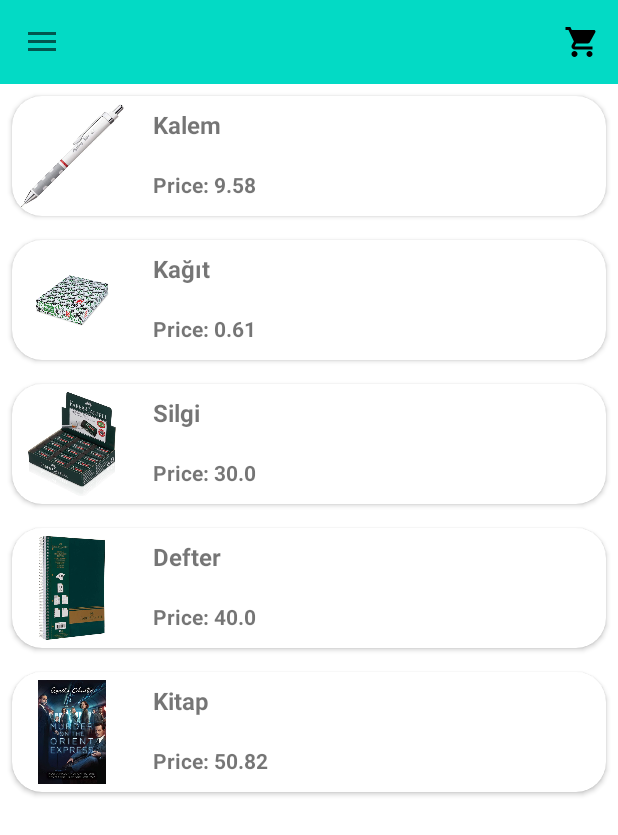
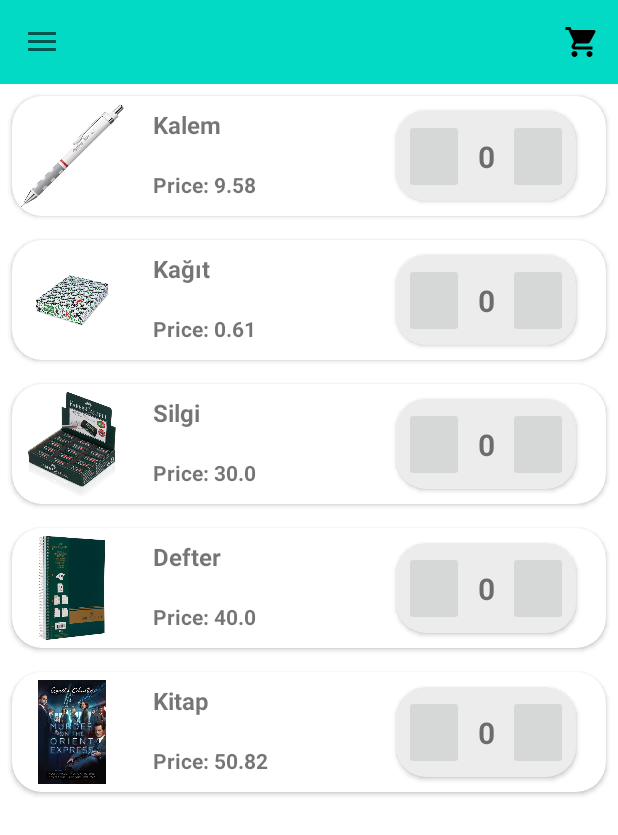
Before and after one commit to umutaykol/ShoppingApplication, an Android app: the screen it shows after launch (MainActivity), on a phone screen of 412 x 824 dp. Shown: the top 835 px of the screen. Run offline under Robolectric (Android 15) with nearby library versions, the phone set to English and light mode, and no system bars; our stand-ins replace Dagger/Hilt's generated code, Room's generated code, data binding; 1 statement that could not run was skipped.

Commit message:
Item Substraction And Addition Processes Added

```diff
--- a/app/src/main/java/com/umut/shoppingapplication/adapters/NoteItemClickListener.kt
+++ b/app/src/main/java/com/umut/shoppingapplication/adapters/NoteItemClickListener.kt
@@ -5,8 +5,8 @@ import com.umut.shoppingapplication.models.Product
 
 interface NoteItemClickListener {
 
-    fun cardLongClick(view: View, note: Product, position: Int): Boolean
+    fun addProductClicked(view: View, product: Product, position: Int)
 
-    fun cardOnClick(view: View, note: Product, position: Int)
+    fun subProductClicked(view: View, product: Product, position: Int)
 
 }
--- a/app/src/main/java/com/umut/shoppingapplication/models/Product.kt
+++ b/app/src/main/java/com/umut/shoppingapplication/models/Product.kt
@@ -13,4 +13,5 @@ data class Product(
     @PrimaryKey var id: String = UUID.randomUUID().toString(),
     @ColumnInfo(name = "name") var productName: String = "",
     @ColumnInfo(name = "price") var productPrice: Float = 0F,
+    @ColumnInfo(name = "count") var productCount: Int = 0,
 ) : Parcelable
--- a/app/src/main/java/com/umut/shoppingapplication/ui/fragments/OrdersFragment.kt
+++ b/app/src/main/java/com/umut/shoppingapplication/ui/fragments/OrdersFragment.kt
@@ -6,8 +6,6 @@ import android.view.View
 import android.view.ViewGroup
 import androidx.fragment.app.Fragment
 import androidx.fragment.app.viewModels
-import androidx.lifecycle.viewmodel.compose.viewModel
-import com.umut.shoppingapplication.R
 import com.umut.shoppingapplication.databinding.FragmentOrdersBinding
 import com.umut.shoppingapplication.ui.viewmodels.OrdersFragmentViewModel
 
--- a/app/src/main/java/com/umut/shoppingapplication/ui/fragments/ShoppingFragment.kt
+++ b/app/src/main/java/com/umut/shoppingapplication/ui/fragments/ShoppingFragment.kt
@@ -16,12 +16,16 @@ import com.umut.shoppingapplication.adapters.ProductsRecyclerViewAdapter
 import com.umut.shoppingapplication.databinding.FragmentShoppingBinding
 import com.umut.shoppingapplication.models.Product
 import com.umut.shoppingapplication.ui.viewmodels.ShoppingFragmentViewModel
+import com.umut.shoppingapplication.utils.showShortToast
 import dagger.hilt.android.AndroidEntryPoint
 
 @AndroidEntryPoint
 class ShoppingFragment : Fragment(), NoteItemClickListener {
 
+    private val productsRecyclerViewAdapter = ProductsRecyclerViewAdapter(this)
+
     lateinit var binding: FragmentShoppingBinding
+
     val shoppingFragmentViewModel: ShoppingFragmentViewModel by viewModels()
 
     override fun onCreateView(
@@ -30,10 +34,7 @@ class ShoppingFragment : Fragment(), NoteItemClickListener {
     ): View {
         binding = FragmentShoppingBinding.inflate(inflater, container, false)
 
-        setHasOptionsMenu(true)
-        (activity as AppCompatActivity).setSupportActionBar(binding.toolbar.root)
-
-        configureListeners()
+        configureOptionMenuAndActionBarSupporting()
         configureNavigationDrawer()
         // This should call after Navigation Drawer Configured
         configureNavigationItemSelected()
@@ -43,13 +44,21 @@ class ShoppingFragment : Fragment(), NoteItemClickListener {
         return binding.root
     }
 
+    private fun configureOptionMenuAndActionBarSupporting() {
+        setHasOptionsMenu(true)
+        (activity as AppCompatActivity).setSupportActionBar(binding.toolbar.root)
+
+    }
+
     private fun configureProductsRecyclerView() {
-        val adapter = ProductsRecyclerViewAdapter(this)
+        binding.productsRecyclerView.adapter = productsRecyclerViewAdapter
+        binding.productsRecyclerView.layoutManager = LinearLayoutManager(
+            requireContext(),
+            LinearLayoutManager.VERTICAL,
+            false
+        )
 
-        binding.productsRecyclerView.adapter = adapter
-        binding.productsRecyclerView.layoutManager = LinearLayoutManager(requireContext(), LinearLayoutManager.VERTICAL, false)
-
-        adapter.differ.submitList(
+        productsRecyclerViewAdapter.differ.submitList(
             mutableListOf(
                 Product(productName = "Kalem", productPrice = 9.58F),
                 Product(productName = "Kağıt", productPrice = 0.61F),
@@ -59,8 +68,7 @@ class ShoppingFragment : Fragment(), NoteItemClickListener {
             )
         )
 
-        adapter.notifyDataSetChanged()
-
+        productsRecyclerViewAdapter.notifyDataSetChanged()
     }
 
 
@@ -96,22 +104,12 @@ class ShoppingFragment : Fragment(), NoteItemClickListener {
         return when (item.itemId) {
             R.id.shopping_cart -> {
                 navigateToShoppingCart()
-                return true
+                true
             }
             else -> {
-                return true
+                true
             }
         }
-    }
-
-    private fun configureListeners() {
-        configureClickListeners()
-    }
-
-    private fun configureClickListeners() {
-//        binding.button.setOnClickListener {
-//            navigateToShoppingCart()
-//        }
     }
 
     private fun navigateToShoppingCart() {
@@ -126,12 +124,33 @@ class ShoppingFragment : Fragment(), NoteItemClickListener {
         ).navigate(R.id.action_shoppingFragment_to_ordersFragment)
     }
 
-    override fun cardLongClick(view: View, note: Product, position: Int): Boolean {
-        TODO("Not yet implemented")
+    override fun addProductClicked(view: View, product: Product, position: Int) {
+        productAddedToCart(product, position)
     }
 
-    override fun cardOnClick(view: View, note: Product, position: Int) {
-        TODO("Not yet implemented")
+    override fun subProductClicked(view: View, product: Product, position: Int) {
+        productSubtractedFromCart(product, position)
+    }
+
+    private fun productAddedToCart(product: Product, position: Int) {
+        var productCount = productsRecyclerViewAdapter.differ.currentList[position].productCount
+        if (productCount in 0..4) {
+            productsRecyclerViewAdapter.differ.currentList[position].productCount += 1
+            productsRecyclerViewAdapter.notifyItemChanged(position)
+        } else {
+            showShortToast(requireContext(), "Aynı üründen sepete 5'ten fazla ekleyemezsiniz.")
+        }
+    }
+
+    private fun productSubtractedFromCart(product: Product, position: Int) {
+        var productCount = productsRecyclerViewAdapter.differ.currentList[position].productCount
+        if (productCount in 1..5) {
+            productsRecyclerViewAdapter.differ.currentList[position].productCount -= 1
+            productsRecyclerViewAdapter.notifyItemChanged(position)
+        } else {
+            showShortToast(requireContext(), "Sepetinizde ürün bulunmamaktadır.")
+        }
+
     }
 
 }
--- /dev/null
+++ b/app/src/main/java/com/umut/shoppingapplication/utils/UtilFunctions.kt
@@ -0,0 +1,13 @@
+package com.umut.shoppingapplication.utils
+
+import android.content.Context
+import android.widget.Toast
+
+
+fun showLongToast(context: Context, message: String) {
+    Toast.makeText(context, message, Toast.LENGTH_LONG).show()
+}
+
+fun showShortToast(context: Context, message: String) {
+    Toast.makeText(context, message, Toast.LENGTH_SHORT).show()
+}
--- a/app/src/main/res/layout/product_item.xml
+++ b/app/src/main/res/layout/product_item.xml
@@ -19,6 +19,8 @@
 
     </data>
 
+    <!--        android:onClick="@{(view) -> on_click_listener.cardOnClick(view, product, position)}"-->
+    <!--        android:onLongClick="@{(view) -> on_click_listener.cardLongClick(view, product, position)}"-->
     <androidx.cardview.widget.CardView
         android:id="@+id/note_card"
         android:layout_width="match_parent"
@@ -28,8 +30,6 @@
         android:clickable="true"
         android:focusable="true"
         android:foreground="?android:attr/selectableItemBackground"
-        android:onClick="@{(view) -> on_click_listener.cardOnClick(view, product, position)}"
-        android:onLongClick="@{(view) -> on_click_listener.cardLongClick(view, product, position)}"
         app:cardCornerRadius="20dp">
 
         <androidx.constraintlayout.widget.ConstraintLayout
@@ -41,8 +41,8 @@
                 android:id="@+id/product_image_view"
                 android:layout_width="80dp"
                 android:layout_height="80dp"
+                android:padding="5dp"
                 android:scaleType="fitCenter"
-                android:padding="5dp"
                 android:src="@drawable/ic_launcher_background"
                 app:layout_constraintBottom_toBottomOf="parent"
                 app:layout_constraintStart_toStartOf="parent"
@@ -73,11 +73,62 @@
                 android:layout_marginTop="8dp"
                 android:maxLines="2"
                 android:text="Price: 0₺"
-                app:setAsTextofProductPrice="@{product}"
                 android:textStyle="bold"
                 app:layout_constraintBottom_toBottomOf="parent"
                 app:layout_constraintStart_toEndOf="@+id/product_image_view"
-                app:layout_constraintTop_toBottomOf="@+id/product_name_text_view" />
+                app:layout_constraintTop_toBottomOf="@+id/product_name_text_view"
+                app:setAsTextofProductPrice="@{product}" />
+
+
+            <androidx.cardview.widget.CardView
+                android:layout_width="120dp"
+                android:layout_height="60dp"
+                android:layout_marginEnd="20dp"
+                android:backgroundTint="@color/light_gray"
+                app:cardCornerRadius="20dp"
+                app:layout_constraintBottom_toBottomOf="parent"
+                app:layout_constraintEnd_toEndOf="parent"
+                app:layout_constraintTop_toTopOf="parent">
+
+                <androidx.constraintlayout.widget.ConstraintLayout
+                    android:layout_width="match_parent"
+                    android:layout_height="match_parent">
+
+                    <ImageButton
+                        android:layout_width="40dp"
+                        android:layout_height="50dp"
+                        android:layout_marginStart="5dp"
+                        android:onClick="@{(view) -> on_click_listener.subProductClicked(view, product, position)}"
+                        app:layout_constraintBottom_toBottomOf="parent"
+                        app:layout_constraintStart_toStartOf="parent"
+                        app:layout_constraintTop_toTopOf="parent" />
+
+                    <TextView
+                        android:layout_width="wrap_content"
+                        android:layout_height="wrap_content"
+                        android:layout_gravity="center_vertical|center_horizontal"
+                        android:text="@{Integer.toString(product.productCount)}"
+                        android:textSize="20dp"
+                        android:textStyle="bold"
+                        app:layout_constraintBottom_toBottomOf="parent"
+                        app:layout_constraintEnd_toEndOf="parent"
+                        app:layout_constraintStart_toStartOf="parent"
+                        app:layout_constraintTop_toTopOf="parent" />
+
+                    <ImageButton
+                        android:layout_width="40dp"
+                        android:layout_height="50dp"
+                        android:layout_gravity="end"
+                        android:layout_marginEnd="5dp"
+                        android:onClick="@{(view) -> on_click_listener.addProductClicked(view, product, position)}"
+                        app:layout_constraintBottom_toBottomOf="parent"
+                        app:layout_constraintEnd_toEndOf="parent"
+                        app:layout_constraintTop_toTopOf="parent" />
+
+                </androidx.constraintlayout.widget.ConstraintLayout>
+
+
+            </androidx.cardview.widget.CardView>
             <!--                android:text="@{product.productPrice.toString()}"-->
 
 
--- a/app/src/main/res/values/colors.xml
+++ b/app/src/main/res/values/colors.xml
@@ -7,4 +7,6 @@
     <color name="teal_700">#FF018786</color>
     <color name="black">#FF000000</color>
     <color name="white">#FFFFFFFF</color>
+    <color name="gray">#AFA7A6</color>
+    <color name="light_gray">#ECECEC</color>
 </resources>
```
